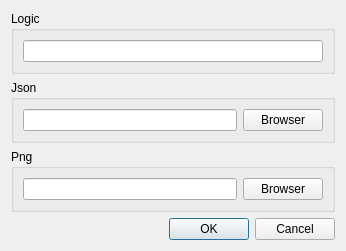
EJPasco/yam, file code/yeditor/res/export.ui: the form before one commit.
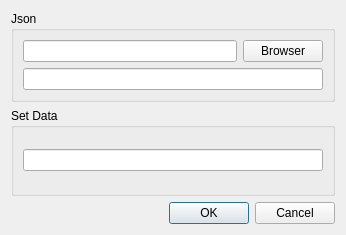
The form after the commit.

Commit message: update about export

The edit to the form file:
```diff
--- a/code/yeditor/res/export.ui
+++ b/code/yeditor/res/export.ui
@@ -19,58 +19,46 @@
   <layout class="QVBoxLayout" name="verticalLayout_2">
    <item>
     <layout class="QVBoxLayout" name="verticalLayout">
-     <item>
-      <widget class="QGroupBox" name="groupBox_3">
-       <property name="title">
-        <string>Logic</string>
-       </property>
-       <layout class="QHBoxLayout" name="horizontalLayout_3">
-        <item>
-         <widget class="QLineEdit" name="leLogicName"/>
-        </item>
-       </layout>
-      </widget>
-     </item>
      <item>
       <widget class="QGroupBox" name="groupBox">
        <property name="title">
         <string>Json</string>
        </property>
-       <layout class="QHBoxLayout" name="horizontalLayout">
+       <layout class="QVBoxLayout" name="verticalLayout_3">
         <item>
-         <widget class="QLineEdit" name="leJsonFileName"/>
+         <layout class="QHBoxLayout" name="horizontalLayout_2">
+          <item>
+           <widget class="QLineEdit" name="leDirectory"/>
+          </item>
+          <item>
+           <widget class="QPushButton" name="pbtnBrowserDirectory">
+            <property name="text">
+             <string>Browser</string>
+            </property>
+           </widget>
+          </item>
+         </layout>
         </item>
         <item>
-         <widget class="QPushButton" name="pbtnJsonFileBrowser">
-          <property name="text">
-           <string>Browser</string>
-          </property>
-         </widget>
-        </item>
-       </layout>
-      </widget>
-     </item>
-     <item>
-      <widget class="QGroupBox" name="groupBox_2">
-       <property name="title">
-        <string>Png</string>
-       </property>
-       <layout class="QHBoxLayout" name="horizontalLayout_2">
-        <item>
-         <widget class="QLineEdit" name="lePngFileName"/>
-        </item>
-        <item>
-         <widget class="QPushButton" name="pbtnPngFileBrowser">
-          <property name="text">
-           <string>Browser</string>
-          </property>
-         </widget>
+         <widget class="QLineEdit" name="leFileName"/>
         </item>
        </layout>
       </widget>
      </item>
     </layout>
    </item>
+   <item>
+    <widget class="QGroupBox" name="groupBox_3">
+     <property name="title">
+      <string>Set Data</string>
+     </property>
+     <layout class="QHBoxLayout" name="horizontalLayout_3">
+      <item>
+       <widget class="QLineEdit" name="leLogicName"/>
+      </item>
+     </layout>
+    </widget>
+   </item>
    <item>
     <widget class="QDialogButtonBox" name="buttonBox">
      <property name="orientation">
```
Left out of the diff: 23 changed lines with no effect on the pictures. The commit also changes 25 other files.
